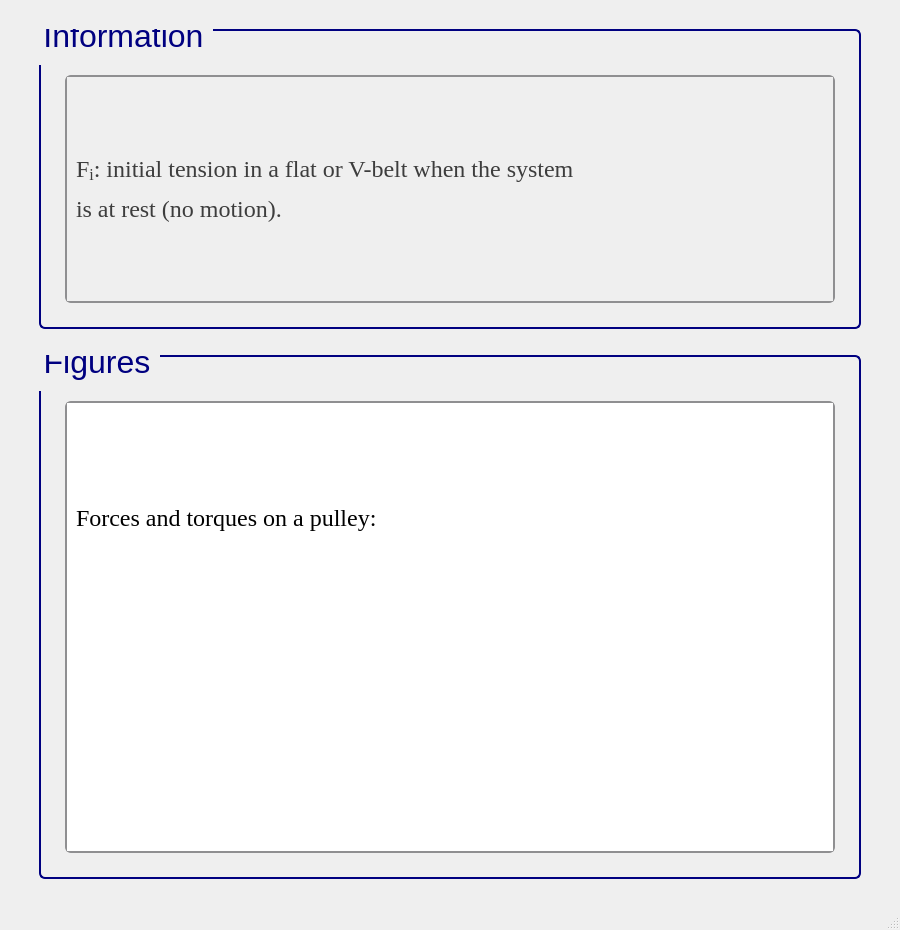
First picture: the form in ui/belt_fi.ui, repository Ah00ra/HNNS, before the edit.
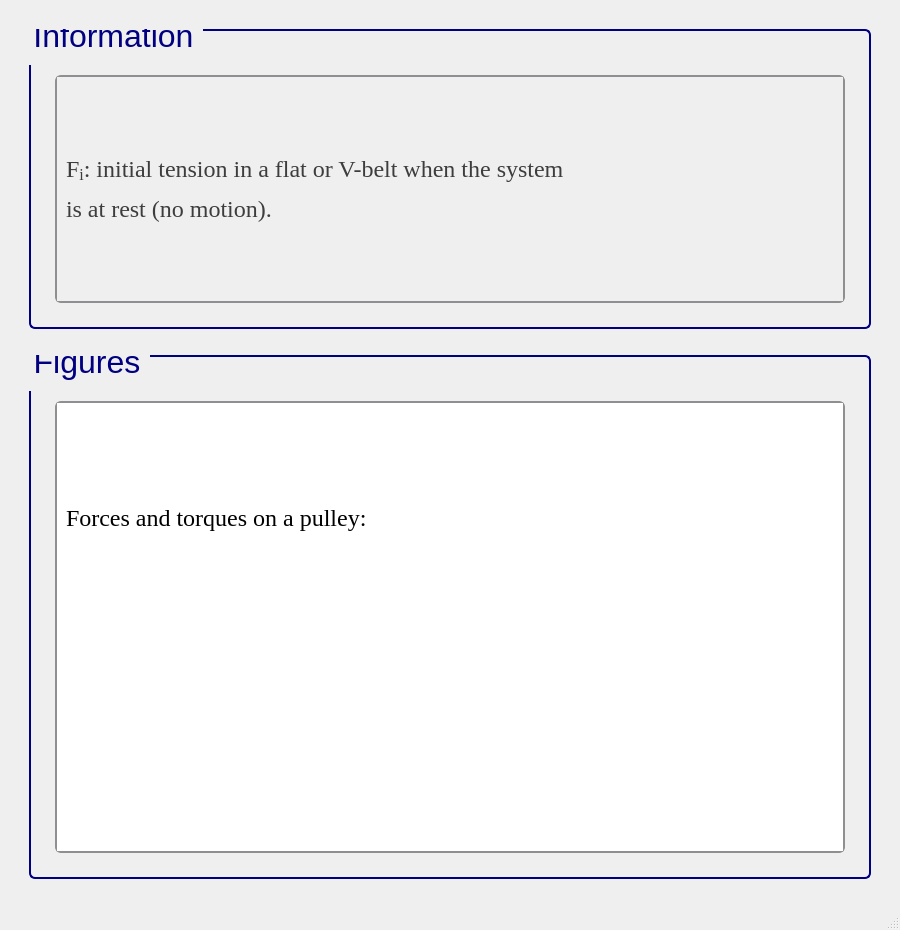
Second picture: the form after the edit. Icons and pictures are not drawn.

Commit message: Add ui info to belt and flatbelt metal

The edit to the form file:
```diff
--- a/ui/belt_fi.ui
+++ b/ui/belt_fi.ui
@@ -22,12 +22,6 @@
     <height>930</height>
    </size>
   </property>
-  <property name="maximumSize">
-   <size>
-    <width>900</width>
-    <height>930</height>
-   </size>
-  </property>
   <property name="windowTitle">
    <string>MainWindow</string>
   </property>
@@ -68,7 +62,7 @@
     <item row="3" column="1">
      <widget class="QGroupBox" name="groupBox_40">
       <property name="sizePolicy">
-       <sizepolicy hsizetype="Fixed" vsizetype="Expanding">
+       <sizepolicy hsizetype="Minimum" vsizetype="Minimum">
         <horstretch>0</horstretch>
         <verstretch>0</verstretch>
        </sizepolicy>
@@ -76,13 +70,7 @@
       <property name="minimumSize">
        <size>
         <width>822</width>
-        <height>300</height>
-       </size>
-      </property>
-      <property name="maximumSize">
-       <size>
-        <width>822</width>
-        <height>16777215</height>
+        <height>350</height>
        </size>
       </property>
       <property name="font">
@@ -294,7 +282,7 @@
            <rect>
             <x>0</x>
             <y>0</y>
-            <width>740</width>
+            <width>741</width>
             <height>494</height>
            </rect>
           </property>
@@ -463,7 +451,7 @@
     <item row="1" column="1">
      <widget class="QGroupBox" name="groupBox_125">
       <property name="sizePolicy">
-       <sizepolicy hsizetype="Fixed" vsizetype="Fixed">
+       <sizepolicy hsizetype="Minimum" vsizetype="Minimum">
         <horstretch>0</horstretch>
         <verstretch>0</verstretch>
        </sizepolicy>
@@ -474,12 +462,6 @@
         <height>300</height>
        </size>
       </property>
-      <property name="maximumSize">
-       <size>
-        <width>822</width>
-        <height>300</height>
-       </size>
-      </property>
       <property name="font">
        <font>
         <family>Segoe UI</family>
@@ -667,7 +649,7 @@
            <rect>
             <x>0</x>
             <y>0</y>
-            <width>754</width>
+            <width>762</width>
             <height>212</height>
            </rect>
           </property>
```
The commit also changes 32 other files.
